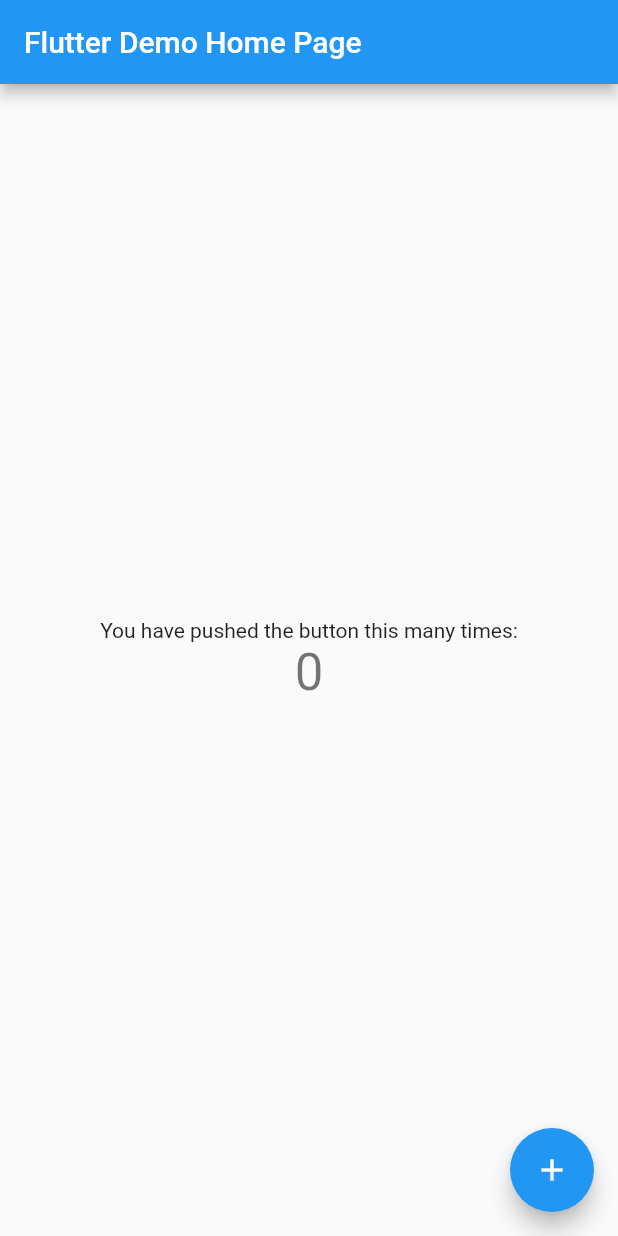
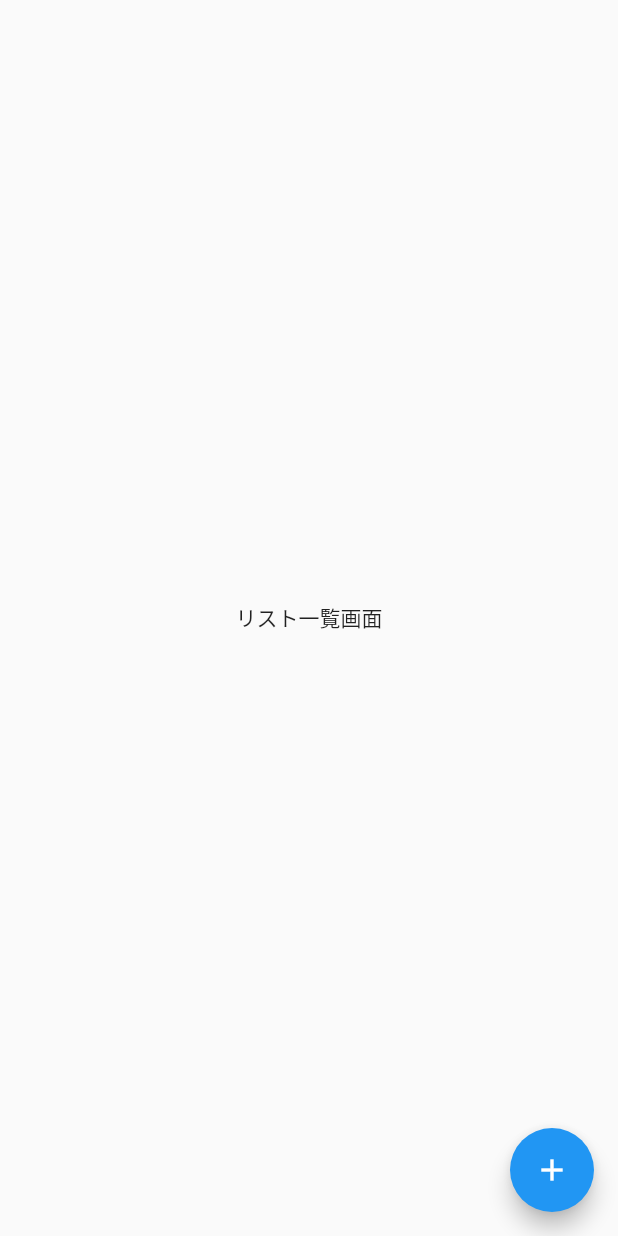
Before and after one commit to niwa-niwa/lesson-flutter, a Flutter app: the screen it shows after launch, on a phone screen of 412 x 824 dp. Run offline on Flutter 3.47's test engine with Material 2 defaults, Android fonts, the phone set to English and light mode, and no system bars.

Commit message:
made home-page and edit-page

```diff
--- a/lib/main.dart
+++ b/lib/main.dart
@@ -4,12 +4,21 @@
   runApp(MyApp());
 }
 
+
 class MyApp extends StatelessWidget {
+
   // This widget is the root of your application.
   @override
   Widget build(BuildContext context) {
     return MaterialApp(
-      title: 'Flutter Demo',
+
+      // delete a debug tag on left top
+      debugShowCheckedModeBanner: false,
+
+      // name of this app
+      title: 'ToDo App',
+
+      //using theme
       theme: ThemeData(
         // This is the theme of your application.
         //
@@ -26,92 +35,50 @@
         // closer together (more dense) than on mobile platforms.
         visualDensity: VisualDensity.adaptivePlatformDensity,
       ),
-      home: MyHomePage(title: 'Flutter Demo Home Page'),
+
+      // display a widget
+      home: TodoListPage(),
     );
   }
 }
 
-class MyHomePage extends StatefulWidget {
-  MyHomePage({Key key, this.title}) : super(key: key);
 
-  // This widget is the home page of your application. It is stateful, meaning
-  // that it has a State object (defined below) that contains fields that affect
-  // how it looks.
+// the widget display todo list
+class TodoListPage extends StatelessWidget{
+  @override
+  Widget build(BuildContext context){
+    return Scaffold(
+      body: Center(
+        child: Text('リスト一覧画面')
+      ),
 
-  // This class is the configuration for the state. It holds the values (in this
-  // case the title) provided by the parent (in this case the App widget) and
-  // used by the build method of the State. Fields in a Widget subclass are
-  // always marked "final".
-
-  final String title;
-
-  @override
-  _MyHomePageState createState() => _MyHomePageState();
-}
-
-class _MyHomePageState extends State<MyHomePage> {
-  int _counter = 0;
-
-  void _incrementCounter() {
-    setState(() {
-      // This call to setState tells the Flutter framework that something has
-      // changed in this State, which causes it to rerun the build method below
-      // so that the display can reflect the updated values. If we changed
-      // _counter without calling setState(), then the build method would not be
-      // called again, and so nothing would appear to happen.
-      _counter++;
-    });
-  }
-
-  @override
-  Widget build(BuildContext context) {
-    // This method is rerun every time setState is called, for instance as done
-    // by the _incrementCounter method above.
-    //
-    // The Flutter framework has been optimized to make rerunning build methods
-    // fast, so that you can just rebuild anything that needs updating rather
-    // than having to individually change instances of widgets.
-    return Scaffold(
-      appBar: AppBar(
-        // Here we take the value from the MyHomePage object that was created by
-        // the App.build method, and use it to set our appbar title.
-        title: Text(widget.title),
+      floatingActionButton: FloatingActionButton(
+        onPressed: (){
+          Navigator.of(context).push(
+            MaterialPageRoute(builder: (context) {
+              return TodoAddPage();
+            }),
+          );
+        },
+        child: Icon(Icons.add),
       ),
-      body: Center(
-        // Center is a layout widget. It takes a single child and positions it
-        // in the middle of the parent.
-        child: Column(
-          // Column is also a layout widget. It takes a list of children and
-          // arranges them vertically. By default, it sizes itself to fit its
-          // children horizontally, and tries to be as tall as its parent.
-          //
-          // Invoke "debug painting" (press "p" in the console, choose the
-          // "Toggle Debug Paint" action from the Flutter Inspector in Android
-          // Studio, or the "Toggle Debug Paint" command in Visual Studio Code)
-          // to see the wireframe for each widget.
-          //
-          // Column has various properties to control how it sizes itself and
-          // how it positions its children. Here we use mainAxisAlignment to
-          // center the children vertically; the main axis here is the vertical
-          // axis because Columns are vertical (the cross axis would be
-          // horizontal).
-          mainAxisAlignment: MainAxisAlignment.center,
-          children: <Widget>[
-            Text(
-              'You have pushed the button this many times:',
-            ),
-            Text(
-              '$_counter',
-              style: Theme.of(context).textTheme.headline4,
-            ),
-          ],
-        ),
-      ),
-      floatingActionButton: FloatingActionButton(
-        onPressed: _incrementCounter,
-        tooltip: 'Increment',
-        child: Icon(Icons.add),
-      ), // This trailing comma makes auto-formatting nicer for build methods.
     );
   }
 }
+
+class TodoAddPage extends StatelessWidget{
+
+  @override
+  Widget build(BuildContext context){
+    return Scaffold(
+      body: Center(
+        child: FlatButton(
+          onPressed: (){
+            Navigator.of(context).pop();
+          },
+          child: Text('リスト追加画面画面(タップで戻る)'),
+        ),
+      ),
+    );
+  }
+}
```
